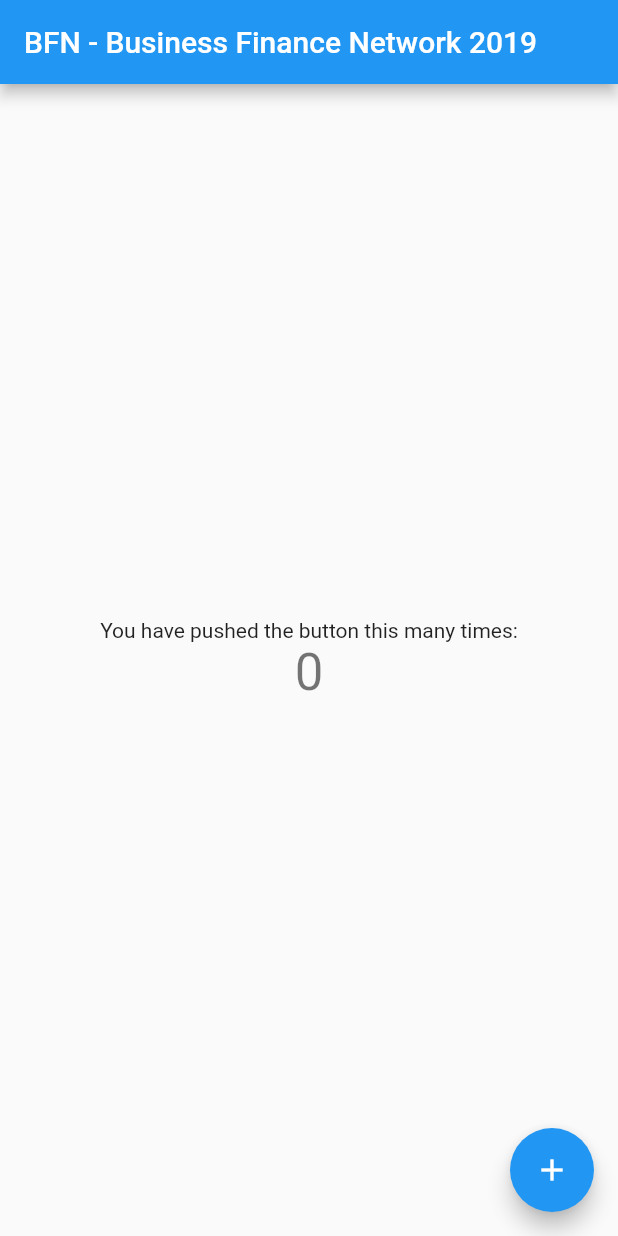
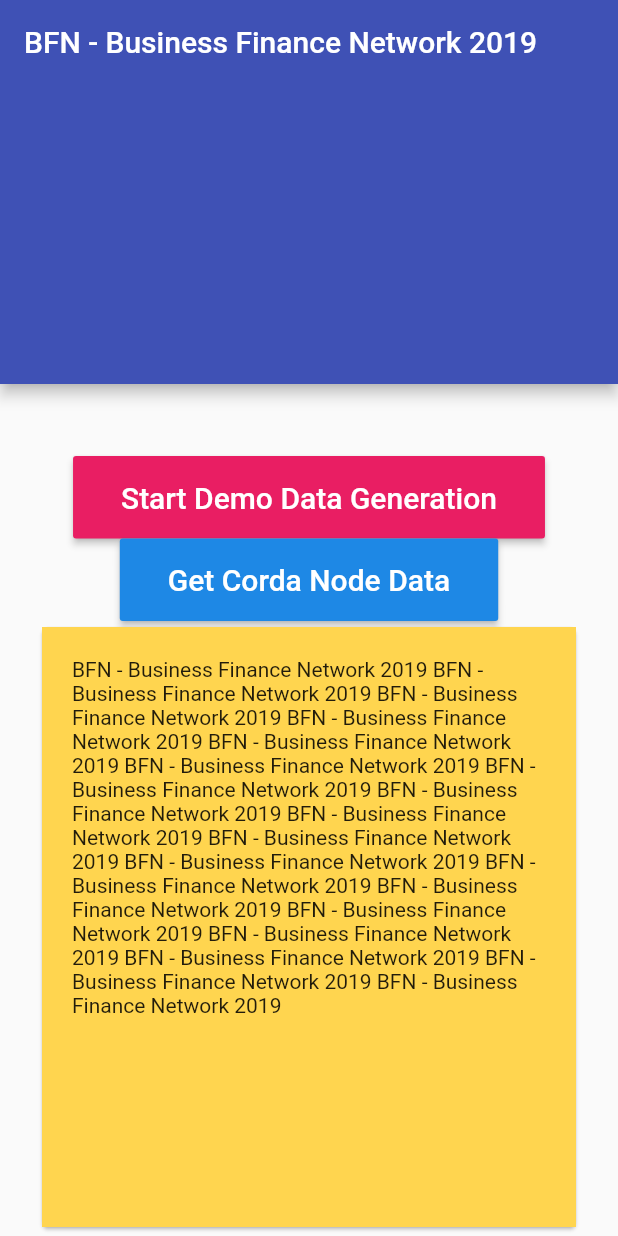
Before and after one commit to malengatiger/bfn-dlt-repo, a Flutter app: the screen it shows after launch, on a phone screen of 412 x 824 dp. Run offline on Flutter 3.47's test engine with Material 2 defaults, Android fonts, the phone set to English and light mode, and no system bars; missing offline and left inert: crypted_preferences; network calls fail.

```diff
--- /dev/null
+++ b/bfnlibrary/lib/util/local_storage.dart
@@ -0,0 +1,21 @@
+
+import 'package:crypted_preferences/crypted_preferences.dart';
+
+class Prefs {
+  static const PATH = '/prefs';
+  static void setDemoBoolean(String isDemo) async {
+    final preferences = await Preferences.preferences(path: PATH);
+    await preferences.setString('boolKey', isDemo);
+    print('🍏 🍏 demo switch set to: $isDemo 🍎 🍎 ');
+  }
+  static Future<String> getDemoBoolean() async {
+    final preferences = await Preferences.preferences(path: PATH);
+    var b = preferences.getString('boolKey');
+    if (b == null) {
+      return null;
+    } else {
+      print('🍏 🍏 demo switch retrieved: $b 🍏 🍏 ');
+      return b;
+    }
+  }
+}
--- a/bfnlibrary/lib/util/net.dart
+++ b/bfnlibrary/lib/util/net.dart
@@ -1,3 +1,5 @@
+import 'package:bfnlibrary/util/local_storage.dart';
+import 'package:flutter/foundation.dart';
 import 'package:http/http.dart' as http;
 class Net {
 
@@ -11,7 +13,7 @@ class Net {
       print('🍏 🍎 🍐 🍊 getAccounts: Network Response Status Code: 🥬  🥬 ${response.statusCode} 🥬 ');
       return response.body;
     } else {
-      throw Exception('🍏 🍎 🍐 🍊 Failed to load post');
+      throw Exception(' 👿  Failed: getAccounts');
     }
   }
   static Future<String> getInvoices() async {
@@ -21,7 +23,7 @@ class Net {
       print('🍏 🍎 🍐 🍊 getInvoices: Network Response Status Code: 🥬  🥬 ${response.statusCode} 🥬 ');
       return response.body;
     } else {
-      throw Exception('🍏 🍎 🍐 🍊 Failed to load post');
+      throw Exception(' 👿  Failed : getInvoices');
     }
   }
   static Future<String> getInvoiceOffers() async {
@@ -31,7 +33,7 @@ class Net {
       print('🍏 🍎 🍐 🍊 getInvoiceOffers: Network Response Status Code: 🥬  🥬 ${response.statusCode} 🥬 ');
       return response.body;
     } else {
-      throw Exception('🍏 🍎 🍐 🍊 Failed to load post');
+      throw Exception(' 👿  Failed: getInvoiceOffers');
     }
   }
   static Future<String> ping() async {
@@ -41,8 +43,21 @@ class Net {
       print('🍏 🍎 🍐 🍊 ping: Network Response Status Code: 🥬  🥬 ${response.statusCode} 🥬 ');
       return response.body;
     } else {
-      throw Exception('🍏 🍎 🍐 🍊 Failed to load post');
+      throw Exception(' 👿  Failed ping');
     }
+
+  }
+  static Future<String> startDemoDataGeneration() async {
+    final response = await http.get(URL + 'admin/demo');
+
+    if (response.statusCode == 200) {
+      print('🍏 🍎 🍐 🍊 startDemoDataGeneration: Network Response Status Code: 🥬  🥬 ${response.statusCode} 🥬 ');
+      Prefs.setDemoBoolean('DEMO DATA COMPLETE');
+      return response.body;
+    } else {
+      throw Exception(' 👿  Failed: startDemoDataGeneration');
+    }
+
   }
 
 }
--- a/bfnlibrary/pubspec.yaml
+++ b/bfnlibrary/pubspec.yaml
@@ -11,6 +11,7 @@ dependencies:
   flutter:
     sdk: flutter
   http: ^0.12.0+2
+  crypted_preferences: ^0.0.2
 
 dev_dependencies:
   flutter_test:
--- a/bfnwebflutter/lib/main.dart
+++ b/bfnwebflutter/lib/main.dart
@@ -2,6 +2,7 @@ import 'dart:convert';
 import 'package:bfnlibrary/data/account.dart';
 import 'package:bfnlibrary/data/invoice.dart';
 import 'package:bfnlibrary/data/invoice_offer.dart';
+import 'package:bfnlibrary/util/local_storage.dart';
 import 'package:bfnlibrary/util/net.dart';
 import 'package:flutter/material.dart';
 
@@ -14,8 +15,9 @@ class MyApp extends StatelessWidget {
   Widget build(BuildContext context) {
     return MaterialApp(
       title: 'BFN WebApp',
+      debugShowCheckedModeBanner: false,
       theme: ThemeData(
-        primarySwatch: Colors.blue,
+        primarySwatch: Colors.indigo,
       ),
       home: MyHomePage(title: 'BFN - Business Finance Network 2019'),
     );
@@ -33,17 +35,35 @@ class MyHomePage extends StatefulWidget {
 
 class _MyHomePageState extends State<MyHomePage> {
   int _counter = 0;
+  bool isBusy = false;
   List<AccountInfo> accounts = List();
   List<Invoice> invoices = List();
   List<InvoiceOffer> invoiceOffers = List();
-
-  void _incrementCounter() {
-    setState(() {
-      _counter++;
-    });
-    _getNet();
+  var text = 'BFN - Business Finance Network 2019 BFN - Business Finance Network 2019 BFN - Business Finance Network 2019 BFN - Business Finance Network 2019 BFN - Business Finance Network 2019 BFN - Business Finance Network 2019 BFN - Business Finance Network 2019 BFN - Business Finance Network 2019 BFN - Business Finance Network 2019 BFN - Business Finance Network 2019 BFN - Business Finance Network 2019 BFN - Business Finance Network 2019 BFN - Business Finance Network 2019 BFN - Business Finance Network 2019 BFN - Business Finance Network 2019 BFN - Business Finance Network 2019 BFN - Business Finance Network 2019 BFN - Business Finance Network 2019';
+  @override
+  initState() {
+    super.initState();
+    _ping();
   }
 
+  _ping() async {
+    print('\n\n🎽 🎽  🎽 🎽  🎽 🎽  🎽 🎽  🎽 🎽  ping Corda node 🍊 🍊 🍊\n\n');
+    var res = await Net.ping();
+    print(res);
+    var m = await Prefs.getDemoBoolean();
+    print('🎽 🎽 demo boolean: $m');
+  }
+  _startDemoData() async {
+    print(' 🎽 🎽  🎽 🎽  🎽 🎽  🎽 🎽  🎽 🎽  start startDemoDataGeneration');
+    setState(() {
+      isBusy = true;
+    });
+    var result = await Net.startDemoDataGeneration();
+    print(result);
+    setState(() {
+      isBusy = false;
+    });
+  }
   _getNet() async {
     accounts.clear();
     invoices.clear();
@@ -103,26 +123,88 @@ class _MyHomePageState extends State<MyHomePage> {
     return Scaffold(
       appBar: AppBar(
         title: Text(widget.title),
+        bottom: PreferredSize(child: Column(), preferredSize: Size.fromHeight(200)),
       ),
-      body: Center(
+      body: Padding(
+        padding: const EdgeInsets.all(24.0),
         child: Column(
           mainAxisAlignment: MainAxisAlignment.center,
           children: <Widget>[
-            Text(
-              'You have pushed the button this many times:',
+            SizedBox(height: 24,),
+            isBusy? Container(): RaisedButton(
+              onPressed: _startDemoData,
+              color: Colors.pink,
+              child: Padding(
+                padding: const EdgeInsets.all(16.0),
+                child: Text('Start Demo Data Generation', style: TextStyle(color: Colors.white,
+                fontSize: 20),),
+              ),
             ),
-            Text(
-              '$_counter',
-              style: Theme.of(context).textTheme.display1,
+            RaisedButton(
+              onPressed: _getNet,
+              color: Colors.blue[600],
+              child: Padding(
+                padding: const EdgeInsets.all(16.0),
+                child: Text('Get Corda Node Data', style: TextStyle(color: Colors.white,
+                    fontSize: 20),),
+              ),
             ),
+//          GridView.count(crossAxisCount: 3,
+//          children: <Widget>[
+//            Card(
+//              elevation: 8,
+//              color: Colors.teal[100],
+//              child: Container(
+//                width: 120,height: 120,
+//              ),
+//            ),
+//            Card(
+//              elevation: 8,
+//              color: Colors.purple[100],
+//              child: Container(
+//                width: 120,height: 120,
+//              ),
+//            ),
+//            Card(
+//              elevation: 8,
+//              color: Colors.red[100],
+//              child: Container(
+//                width: 120,height: 120,
+//              ),
+//            ),
+//            Card(
+//              elevation: 8,
+//              color: Colors.orange[100],
+//              child: Container(
+//                width: 120,height: 120,
+//              ),
+//            ),
+//            Card(
+//              elevation: 8,
+//              color: Colors.cyan[100],
+//              child: Container(
+//                width: 120,height: 120,
+//              ),
+//            ),
+//          ],),
+            Card(
+              child: Container(
+                width: 400, height: 400,
+                color: Colors.amber[300],
+                child: Padding(
+                  padding: const EdgeInsets.all(20.0),
+                  child: Text(text),
+                ),
+              ),
+            )
           ],
         ),
       ),
-      floatingActionButton: FloatingActionButton(
-        onPressed: _incrementCounter,
-        tooltip: 'Increment',
-        child: Icon(Icons.add),
-      ), // This trailing comma makes auto-formatting nicer for build methods.
+//      floatingActionButton: FloatingActionButton(
+//        onPressed: _incrementCounter,
+//        tooltip: 'Increment',
+//        child: Icon(Icons.add),
+//      ), // This trailing comma makes auto-formatting nicer for build methods.
     );
   }
 }
```
Also changed, not shown: bfnlibrary/lib/util/bloc.dart (added, +53 -0 lines), 2 other files.
